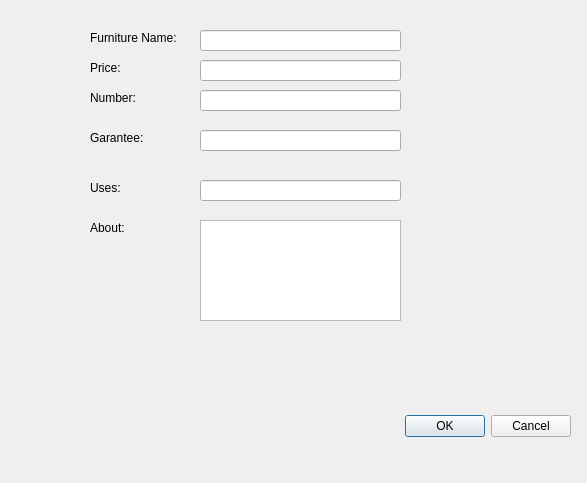
First picture: the form in Stor/addfurniture.ui, repository AP-projects-4001/IUT-s-crackpots, before the edit.
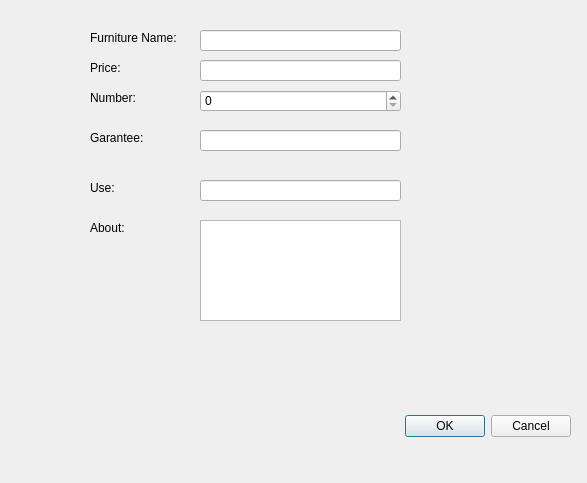
Second picture: the form after the edit.

The edit to the form file:
```diff
--- a/Stor/addfurniture.ui
+++ b/Stor/addfurniture.ui
@@ -91,7 +91,7 @@
     </rect>
    </property>
    <property name="text">
-    <string>Uses:</string>
+    <string>Use:</string>
    </property>
   </widget>
   <widget class="QLabel" name="label_6">
@@ -127,27 +127,7 @@
     </rect>
    </property>
   </widget>
-  <widget class="QLineEdit" name="lineEdit_3">
-   <property name="geometry">
-    <rect>
-     <x>200</x>
-     <y>90</y>
-     <width>201</width>
-     <height>21</height>
-    </rect>
-   </property>
-  </widget>
-  <widget class="QLineEdit" name="lineEdit_4">
-   <property name="geometry">
-    <rect>
-     <x>200</x>
-     <y>130</y>
-     <width>201</width>
-     <height>21</height>
-    </rect>
-   </property>
-  </widget>
-  <widget class="QLineEdit" name="lineEdit_5">
+  <widget class="QLineEdit" name="use_lineEdit">
    <property name="geometry">
     <rect>
      <x>200</x>
@@ -167,6 +147,26 @@
     </rect>
    </property>
   </widget>
+  <widget class="QSpinBox" name="number_spinBox">
+   <property name="geometry">
+    <rect>
+     <x>200</x>
+     <y>90</y>
+     <width>201</width>
+     <height>22</height>
+    </rect>
+   </property>
+  </widget>
+  <widget class="QLineEdit" name="garantee_lineEdit">
+   <property name="geometry">
+    <rect>
+     <x>200</x>
+     <y>130</y>
+     <width>201</width>
+     <height>21</height>
+    </rect>
+   </property>
+  </widget>
  </widget>
  <resources/>
  <connections>
```
Left out of the diff: 6 changed lines with no effect on the pictures.
